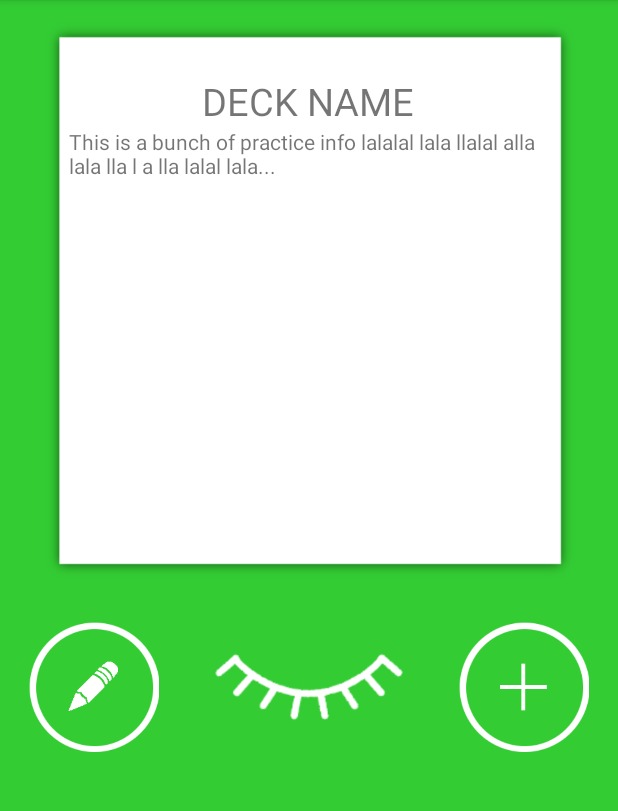
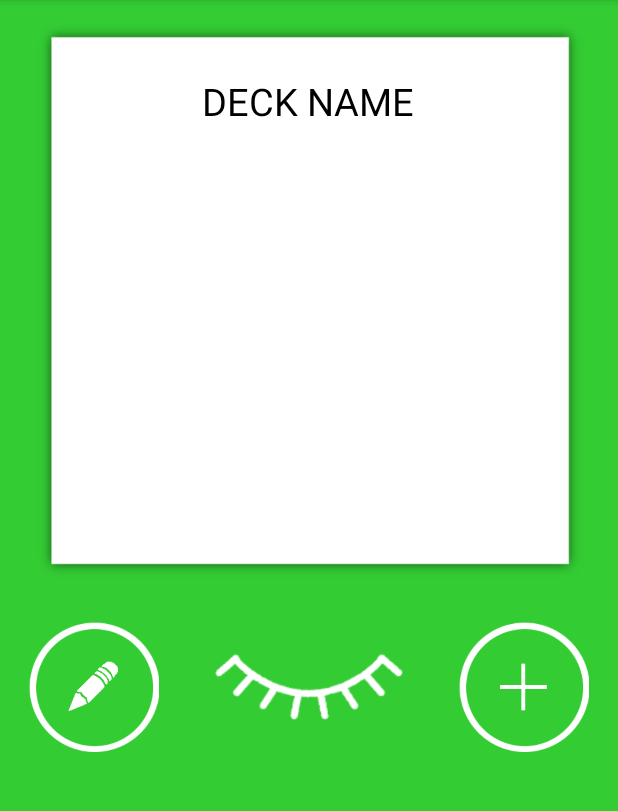
Before and after one commit to Lcarvajal-zz/Life-Decks, an Android app: the screen it shows after launch (MainActivity), after a tap on an icon or button, on a phone screen of 412 x 824 dp, the part 84-895 px from its top. Run offline under Robolectric (Android 15) with nearby library versions, the phone set to English and light mode, and no system bars.

Commit message:
adds logo

```diff
--- a/app/src/main/AndroidManifest.xml
+++ b/app/src/main/AndroidManifest.xml
@@ -4,7 +4,7 @@
 
     <application
         android:allowBackup="true"
-        android:icon="@mipmap/ic_launcher"
+        android:icon="@drawable/life_decks_logo"
         android:label="@string/app_name"
         android:theme="@style/AppTheme" >
         <activity
--- a/app/src/main/java/com/lcarvajal/life_decks/MainActivity.java
+++ b/app/src/main/java/com/lcarvajal/life_decks/MainActivity.java
@@ -1,13 +1,14 @@
 package com.lcarvajal.life_decks;
 
 import android.content.Intent;
+import android.graphics.Color;
 import android.os.Bundle;
 import android.support.v7.app.ActionBarActivity;
 import android.view.Menu;
 import android.view.MenuItem;
 import android.view.View;
-import android.widget.Button;
 import android.widget.ImageButton;
+import android.widget.TextView;
 
 public class MainActivity extends ActionBarActivity {
 
@@ -18,15 +19,18 @@ public class MainActivity extends ActionBarActivity {
         setContentView(R.layout.activity_main);
 
         final ImageButton eyeButton = (ImageButton) findViewById(R.id.eye_button);
+        final TextView info = (TextView) findViewById(R.id.info);
 
         eyeButton.setOnClickListener(new View.OnClickListener() {
             public void onClick(View v) {
                 if(openEye) {
                     eyeButton.setBackgroundResource(R.drawable.eye_closed_button);
+                    info.setTextColor(Color.parseColor("#FFFFFF"));
                     openEye = false;
                 }
                 else {
                     eyeButton.setBackgroundResource(R.drawable.eye_opened_button);
+                    info.setTextColor(Color.parseColor("#000000"));
                     openEye = true;
                 }
             }
--- a/app/src/main/res/layout/activity_main.xml
+++ b/app/src/main/res/layout/activity_main.xml
@@ -2,8 +2,8 @@
 <LinearLayout xmlns:android="http://schemas.android.com/apk/res/android"
     android:layout_width="match_parent"
     android:layout_height="match_parent"
-    android:paddingLeft="16dp"
-    android:paddingRight="16dp"
+    android:paddingLeft="10dp"
+    android:paddingRight="10dp"
     android:orientation="vertical"
     android:background="#33CC33">
 
@@ -23,6 +23,7 @@
         android:paddingRight="30dp"
         android:textSize="25dp"
         android:textAllCaps="true"
+        android:textColor="#000000"
         android:id="@+id/title"
         android:text="@string/deck_name"/>
 
@@ -32,6 +33,7 @@
         android:layout_gravity="center_horizontal"
         android:paddingLeft="30dp"
         android:paddingRight="30dp"
+        android:textColor="#000000"
         android:id="@+id/info"
         android:layout_below="@+id/title"
         android:text="@string/info"/>
```
Also changed, not shown: app/src/main/res/drawable/life_decks_logo.png (added).
